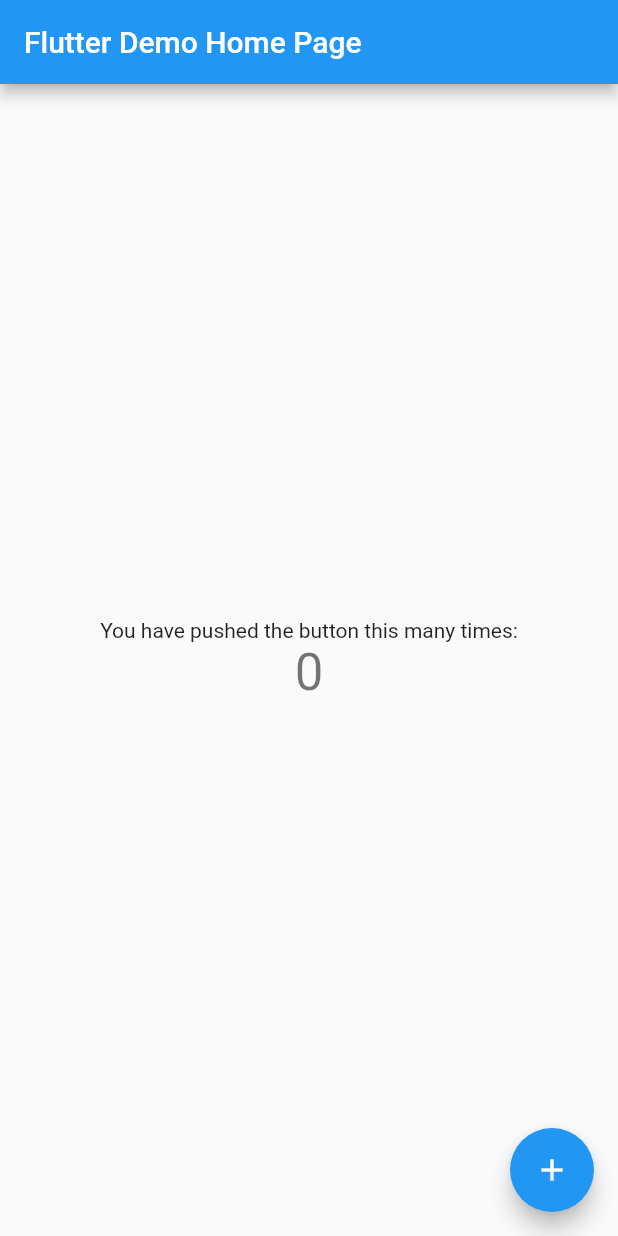
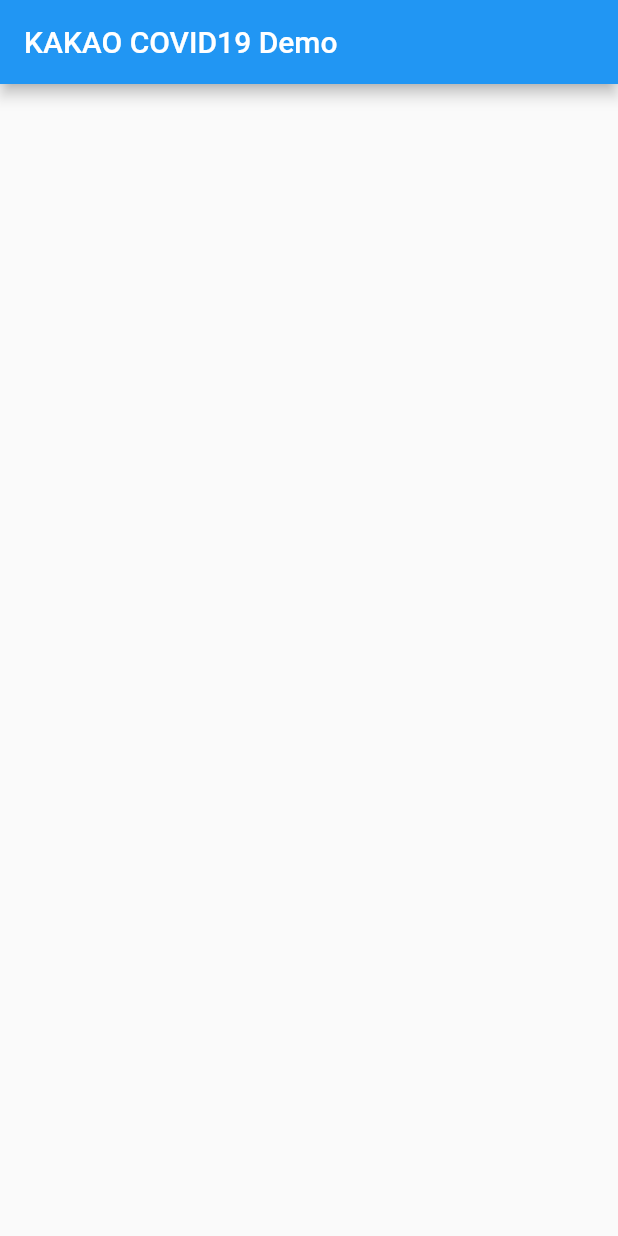
Before and after one commit to any1ok/kakao_covid_clone, a Flutter app: the screen it shows after launch, on a phone screen of 412 x 824 dp. Run offline on Flutter 3.47's test engine with Material 2 defaults, Android fonts, the phone set to English and light mode, and no system bars.

Commit message:
kakao_covid

```diff
--- a/lib/main.dart
+++ b/lib/main.dart
@@ -1,115 +1,38 @@
 import 'package:flutter/material.dart';
 
 void main() {
-  runApp(const MyApp());
+  runApp(MyApp());
 }
 
 class MyApp extends StatelessWidget {
-  const MyApp({Key? key}) : super(key: key);
-
   // This widget is the root of your application.
   @override
   Widget build(BuildContext context) {
     return MaterialApp(
-      title: 'Flutter Demo',
       theme: ThemeData(
-        // This is the theme of your application.
-        //
-        // Try running your application with "flutter run". You'll see the
-        // application has a blue toolbar. Then, without quitting the app, try
-        // changing the primarySwatch below to Colors.green and then invoke
-        // "hot reload" (press "r" in the console where you ran "flutter run",
-        // or simply save your changes to "hot reload" in a Flutter IDE).
-        // Notice that the counter didn't reset back to zero; the application
-        // is not restarted.
         primarySwatch: Colors.blue,
       ),
-      home: const MyHomePage(title: 'Flutter Demo Home Page'),
+      home: MyCovid19Page(title : "KAKAO COVID19 Demo"),
     );
   }
 }
 
-class MyHomePage extends StatefulWidget {
-  const MyHomePage({Key? key, required this.title}) : super(key: key);
-
-  // This widget is the home page of your application. It is stateful, meaning
-  // that it has a State object (defined below) that contains fields that affect
-  // how it looks.
-
-  // This class is the configuration for the state. It holds the values (in this
-  // case the title) provided by the parent (in this case the App widget) and
-  // used by the build method of the State. Fields in a Widget subclass are
-  // always marked "final".
+class MyCovid19Page extends StatefulWidget {
+  const MyCovid19Page({Key? key, required this.title}) : super(key: key);
 
   final String title;
 
   @override
-  State<MyHomePage> createState() => _MyHomePageState();
+  _MyCovid19PageState createState() => _MyCovid19PageState();
 }
 
-class _MyHomePageState extends State<MyHomePage> {
-  int _counter = 0;
-
-  void _incrementCounter() {
-    setState(() {
-      // This call to setState tells the Flutter framework that something has
-      // changed in this State, which causes it to rerun the build method below
-      // so that the display can reflect the updated values. If we changed
-      // _counter without calling setState(), then the build method would not be
-      // called again, and so nothing would appear to happen.
-      _counter++;
-    });
-  }
-
+class _MyCovid19PageState extends State<MyCovid19Page> {
   @override
   Widget build(BuildContext context) {
-    // This method is rerun every time setState is called, for instance as done
-    // by the _incrementCounter method above.
-    //
-    // The Flutter framework has been optimized to make rerunning build methods
-    // fast, so that you can just rebuild anything that needs updating rather
-    // than having to individually change instances of widgets.
     return Scaffold(
-      appBar: AppBar(
-        // Here we take the value from the MyHomePage object that was created by
-        // the App.build method, and use it to set our appbar title.
-        title: Text(widget.title),
-      ),
-      body: Center(
-        // Center is a layout widget. It takes a single child and positions it
-        // in the middle of the parent.
-        child: Column(
-          // Column is also a layout widget. It takes a list of children and
-          // arranges them vertically. By default, it sizes itself to fit its
-          // children horizontally, and tries to be as tall as its parent.
-          //
-          // Invoke "debug painting" (press "p" in the console, choose the
-          // "Toggle Debug Paint" action from the Flutter Inspector in Android
-          // Studio, or the "Toggle Debug Paint" command in Visual Studio Code)
-          // to see the wireframe for each widget.
-          //
-          // Column has various properties to control how it sizes itself and
-          // how it positions its children. Here we use mainAxisAlignment to
-          // center the children vertically; the main axis here is the vertical
-          // axis because Columns are vertical (the cross axis would be
-          // horizontal).
-          mainAxisAlignment: MainAxisAlignment.center,
-          children: <Widget>[
-            const Text(
-              'You have pushed the button this many times:',
-            ),
-            Text(
-              '$_counter',
-              style: Theme.of(context).textTheme.headline4,
-            ),
-          ],
-        ),
-      ),
-      floatingActionButton: FloatingActionButton(
-        onPressed: _incrementCounter,
-        tooltip: 'Increment',
-        child: const Icon(Icons.add),
-      ), // This trailing comma makes auto-formatting nicer for build methods.
+        appBar: AppBar(
+        title : Text(widget.title)
+    ),
     );
   }
 }
```
